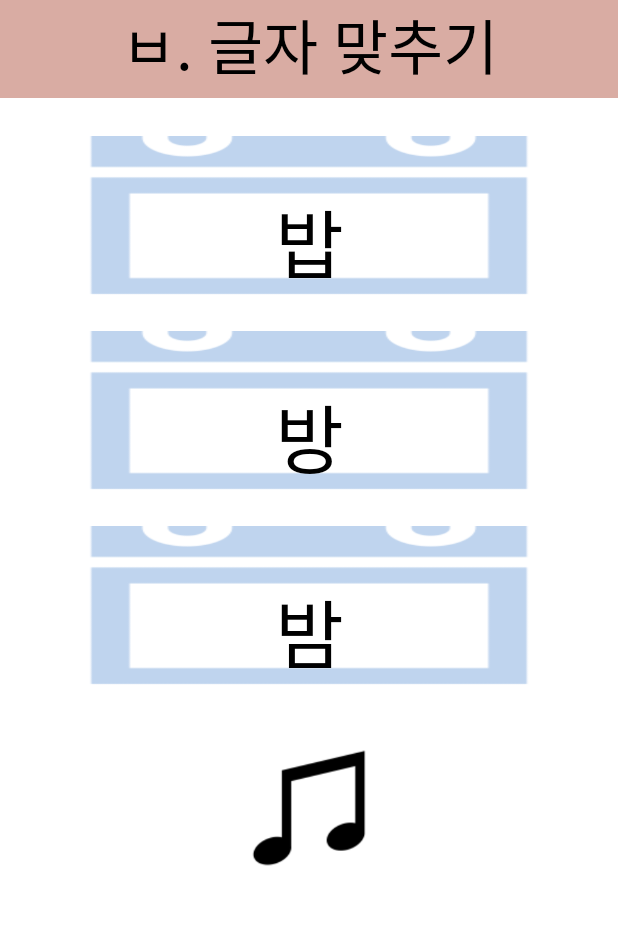
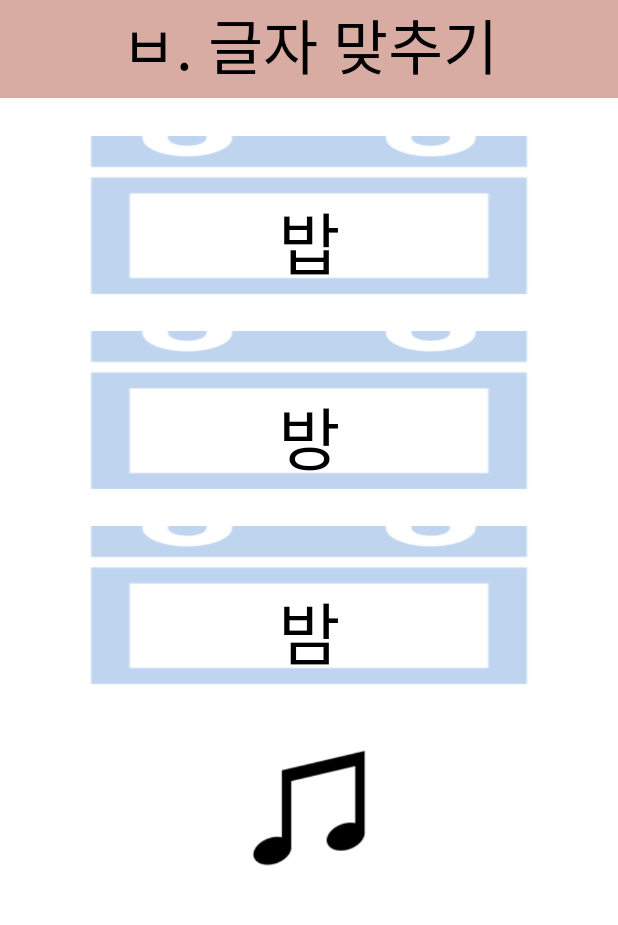
Before and after one commit to sukyung99/L_CURE, an Android app: the SelectSyllableDiscriminationActivity screen opened directly, with no data from a screen before it, on a phone screen of 412 x 824 dp, the part 98-1023 px from its top. Run offline under Robolectric (Android 15) with nearby library versions, the phone set to English and light mode, and no system bars; libraries missing offline, so code that uses them is left out: com.kakao.sdk.

Commit message:
Change The Font Size SyllableDiscriminationLayout

```diff
--- a/app/src/main/res/layout/activity_select_improving_skills.xml
+++ b/app/src/main/res/layout/activity_select_improving_skills.xml
@@ -85,7 +85,6 @@
         android:layout_marginTop="24dp"
         android:layout_marginEnd="8dp"
         android:background="@drawable/green_circle_drawable"
-        android:gravity="center_horizontal"
         android:text="ㄱ"
         android:textColor="@color/black"
         android:textSize="90dp"
@@ -102,7 +101,6 @@
         android:layout_marginTop="24dp"
         android:layout_marginEnd="44dp"
         android:background="@drawable/blue_circle_drawable"
-        android:gravity="center_horizontal"
         android:text="ㄴ"
         android:textColor="@color/black"
         android:textSize="90dp"
@@ -118,7 +116,6 @@
         android:layout_marginTop="32dp"
         android:layout_marginEnd="8dp"
         android:background="@drawable/blue_circle_drawable"
-        android:gravity="center_horizontal"
         android:text="ㄷ"
         android:textColor="@color/black"
         android:textSize="90dp"
@@ -135,7 +132,6 @@
         android:layout_marginTop="32dp"
         android:layout_marginEnd="44dp"
         android:background="@drawable/green_circle_drawable"
-        android:gravity="center_horizontal"
         android:text="ㄹ"
         android:textColor="@color/black"
         android:textSize="90dp"
@@ -151,7 +147,6 @@
         android:layout_marginTop="32dp"
         android:layout_marginEnd="8dp"
         android:background="@drawable/green_circle_drawable"
-        android:gravity="center_horizontal"
         android:text="ㅁ"
         android:textColor="@color/black"
         android:textSize="90dp"
@@ -168,7 +163,6 @@
         android:layout_marginTop="32dp"
         android:layout_marginEnd="44dp"
         android:background="@drawable/blue_circle_drawable"
-        android:gravity="center_horizontal"
         android:text="ㅂ"
         android:textColor="@color/black"
         android:textSize="90dp"
--- a/app/src/main/res/layout/activity_select_syllable_discrimination.xml
+++ b/app/src/main/res/layout/activity_select_syllable_discrimination.xml
@@ -177,7 +177,7 @@
         android:gravity="center_horizontal"
         android:text="단어1"
         android:textColor="@color/black"
-        android:textSize="50dp"
+        android:textSize="45dp"
         app:layout_constraintBottom_toBottomOf="@+id/linearLayout4"
         app:layout_constraintEnd_toEndOf="@+id/linearLayout4"
         app:layout_constraintStart_toStartOf="@+id/linearLayout4"
@@ -192,7 +192,7 @@
         android:gravity="center_horizontal"
         android:text="단어2"
         android:textColor="@color/black"
-        android:textSize="50dp"
+        android:textSize="45dp"
         app:layout_constraintBottom_toBottomOf="@+id/linearLayout5"
         app:layout_constraintEnd_toEndOf="@+id/linearLayout5"
         app:layout_constraintStart_toStartOf="@+id/linearLayout5"
@@ -207,7 +207,7 @@
         android:gravity="center_horizontal"
         android:text="단어3"
         android:textColor="@color/black"
-        android:textSize="50dp"
+        android:textSize="45dp"
         app:layout_constraintBottom_toBottomOf="@+id/linearLayout6"
         app:layout_constraintEnd_toEndOf="@+id/linearLayout6"
         app:layout_constraintStart_toStartOf="@+id/linearLayout6"
```
Also changed, not shown: 1 other file.
